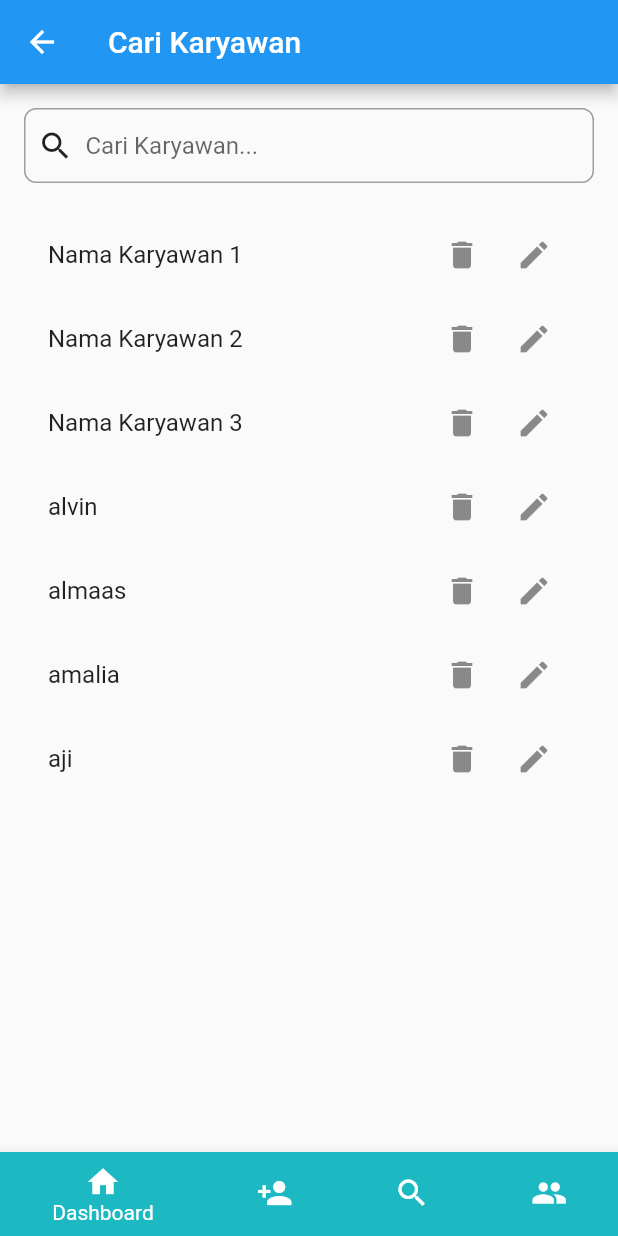
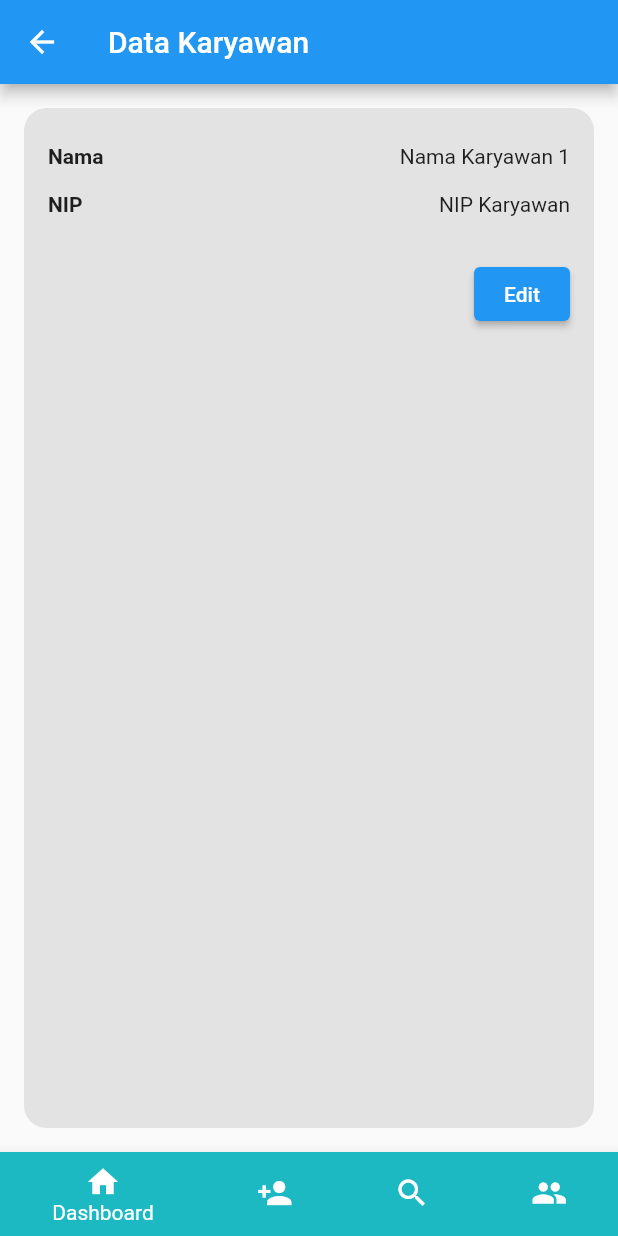
Before and after one commit to alvinyudha/flutter-project, a Flutter app: the CariKaryawanPage screen opened directly, after a tap on the "edit" icon, on a phone screen of 412 x 824 dp. Run offline on Flutter 3.47's test engine with Material 2 defaults, Android fonts, the phone set to English and light mode, and no system bars; our stand-ins replace date_field, flutter_svg, form_field_validator, get, google_fonts, simple_shadow.

Commit message:
Update data, search, dashboard

```diff
--- a/flutter_app/lib/components/CariKaryawan/SearchKaryawan.dart
+++ b/flutter_app/lib/components/CariKaryawan/SearchKaryawan.dart
@@ -1,5 +1,8 @@
 import 'package:flutter/material.dart';
+import 'package:login_project/components/TambahKaryawan/AddKaryawan.dart';
 import 'package:login_project/constant.dart';
+import 'package:get/get.dart';
+import 'package:login_project/components/DataKaryawan/DataKaryawan.dart';
 
 class CariKaryawanPage extends StatefulWidget {
   static String routeName = "/searchkaryawan";
@@ -74,6 +77,7 @@ class _CariKaryawanPageState extends State<CariKaryawanPage> {
               break;
             case 1:
               // Navigasi ke halaman Tambah Karyawan
+              Get.to(TambahDataKaryawanPage());
               break;
             case 2:
               // Navigasi ke halaman Cari Karyawan
@@ -137,7 +141,15 @@ class _CariKaryawanPageState extends State<CariKaryawanPage> {
                 icon: Icon(Icons.edit),
                 onPressed: () {
                   // Navigasi ke halaman edit data karyawan
-                  // Implementasi navigasi ke halaman EditDataKaryawan
+                  // Implementasi navigasi ke halaman DataKaryawanPage dengan menyertakan data karyawan
+                  Get.to(
+                    DataKaryawanPage(
+                      karyawanData: {
+                        'Nama': _filteredKaryawanList[index],
+                        'NIP': 'NIP Karyawan'
+                      }, // Gantilah NIP Karyawan dengan nilai NIP yang sesuai
+                    ),
+                  );
                 },
               ),
             ],
--- /dev/null
+++ b/flutter_app/lib/components/DataKaryawan/DataKaryawan.dart
@@ -0,0 +1,123 @@
+import 'package:flutter/material.dart';
+import 'package:login_project/constant.dart';
+
+class DataKaryawanPage extends StatefulWidget {
+  static String routeName = "/datakaryawan";
+  final Map<String, String> karyawanData;
+
+  const DataKaryawanPage({Key? key, required this.karyawanData})
+      : super(key: key);
+
+  @override
+  _DataKaryawanPageState createState() => _DataKaryawanPageState();
+}
+
+class _DataKaryawanPageState extends State<DataKaryawanPage> {
+  @override
+  Widget build(BuildContext context) {
+    return Scaffold(
+      appBar: AppBar(
+        title: Text('Data Karyawan'),
+      ),
+      body: Padding(
+        padding: const EdgeInsets.all(16.0),
+        child: Container(
+          padding: const EdgeInsets.all(16.0),
+          decoration: BoxDecoration(
+            color: Color.fromARGB(255, 227, 227, 227),
+            borderRadius: BorderRadius.circular(15.0),
+          ),
+          child: Column(
+            crossAxisAlignment: CrossAxisAlignment.start,
+            children: [
+              buildDataField('Nama', widget.karyawanData['Nama']),
+              buildDataField('NIP', widget.karyawanData['NIP']),
+              // Tambahkan field data karyawan lainnya sesuai kebutuhan
+              SizedBox(height: 20),
+              Align(
+                alignment: Alignment.bottomRight,
+                child: ElevatedButton(
+                  onPressed: () {
+                    // Navigasi ke halaman Tambah Data Karyawan dengan data yang sama
+                    Navigator.pushReplacementNamed(
+                      context,
+                      '/addkaryawan',
+                      arguments: widget.karyawanData,
+                    );
+                  },
+                  child: Text('Edit'),
+                ),
+              ),
+            ],
+          ),
+        ),
+      ),
+      bottomNavigationBar: BottomNavigationBar(
+        items: [
+          buildBottomNavigationBarItem(
+            icon: Icons.home,
+            label: 'Dashboard',
+          ),
+          buildBottomNavigationBarItem(
+            icon: Icons.person_add,
+            label: 'Tambah Karyawan',
+          ),
+          buildBottomNavigationBarItem(
+            icon: Icons.search,
+            label: 'Cari Karyawan',
+          ),
+          buildBottomNavigationBarItem(
+            icon: Icons.people,
+            label: 'Data Karyawan',
+          ),
+        ],
+        onTap: (index) {
+          // Tindakan ketika item navigasi bawah diklik
+          switch (index) {
+            case 0:
+              // Navigasi ke halaman Dashboard
+              break;
+            case 1:
+              // Navigasi ke halaman Tambah Karyawan
+              break;
+            case 2:
+              // Navigasi ke halaman Cari Karyawan
+              break;
+            case 3:
+              // Navigasi ke halaman Data Karyawan
+              break;
+          }
+        },
+      ),
+    );
+  }
+
+  Widget buildDataField(String label, String? value) {
+    return Padding(
+      padding: const EdgeInsets.symmetric(vertical: 8.0),
+      child: Row(
+        mainAxisAlignment: MainAxisAlignment.spaceBetween,
+        children: [
+          Text(
+            label,
+            style: TextStyle(
+              fontWeight: FontWeight.bold,
+            ),
+          ),
+          Text(value ?? '-'),
+        ],
+      ),
+    );
+  }
+
+  BottomNavigationBarItem buildBottomNavigationBarItem({
+    required IconData icon,
+    required String label,
+  }) {
+    return BottomNavigationBarItem(
+      icon: Icon(icon),
+      backgroundColor: kPrimaryColor,
+      label: label,
+    );
+  }
+}
--- a/flutter_app/lib/components/TambahKaryawan/AddKaryawan.dart
+++ b/flutter_app/lib/components/TambahKaryawan/AddKaryawan.dart
@@ -151,6 +151,7 @@ class _TambahDataKaryawanPageState extends State<TambahDataKaryawanPage> {
               break;
             case 1:
               // Navigasi ke halaman Tambah Karyawan
+              Get.to(TambahDataKaryawanPage());
               break;
             case 2:
               // Navigasi ke halaman Cari Karyawan
```
Also changed, not shown: flutter_app/lib/components/Dashboard/Dashboard.dart (added, +98 -0 lines), flutter_app/lib/components/Login/LoginForm.dart (+6 -2 lines), lib/components/DataKaryawan/DataKaryawan.dart (added).
